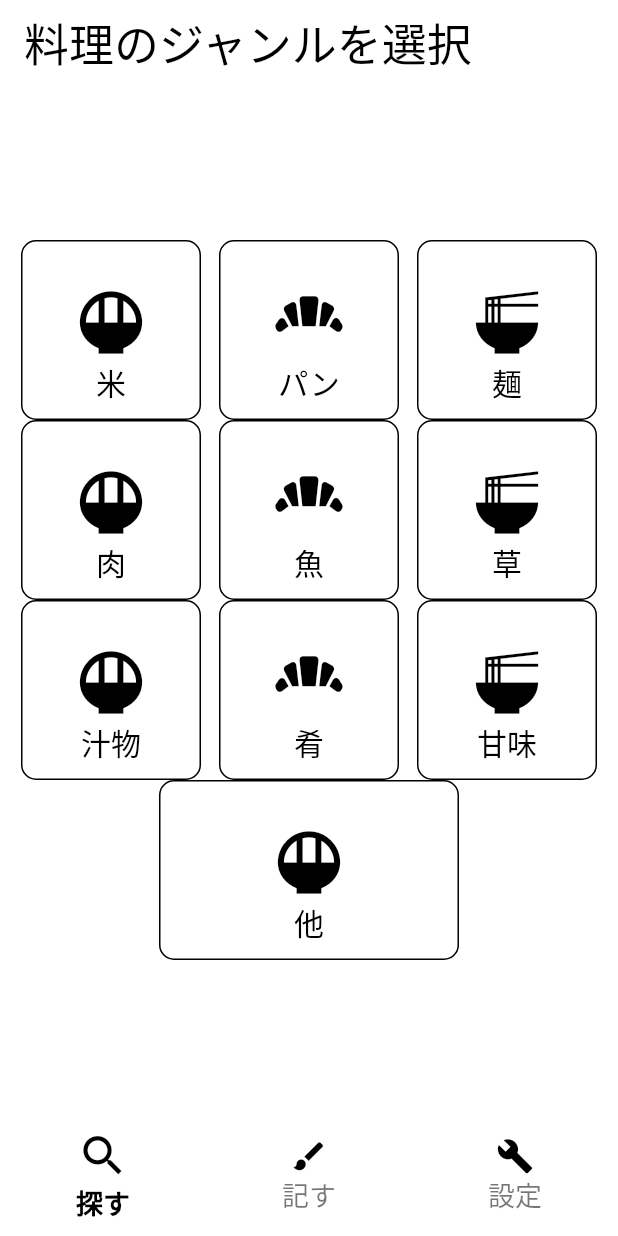
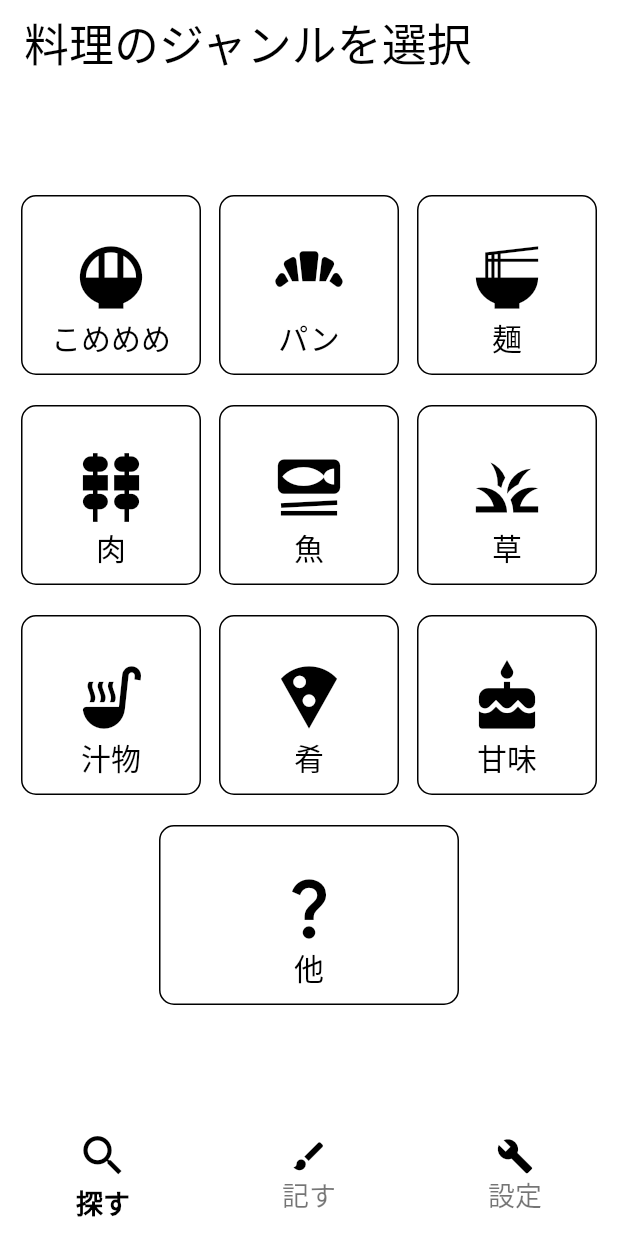
Before and after one commit to RiutaDaikiSenpai/otoko_meshi, a Flutter app: the screen it shows after launch, on a phone screen of 412 x 824 dp. Run offline on Flutter 3.47's test engine with Material 2 defaults, Android fonts, the phone set to English and light mode, and no system bars.

Commit message:
検索画面のアイコンを設定した

```diff
--- a/lib/screens/search.dart
+++ b/lib/screens/search.dart
@@ -1,4 +1,5 @@
 import 'package:flutter/material.dart';
+import 'package:otoko_meshi/steak_icons.dart';
 
 class SearchScreen extends StatelessWidget {
   const SearchScreen({Key? key}) : super(key: key);
@@ -75,7 +76,7 @@ class SearchScreen extends StatelessWidget {
                             ),
                             const SizedBox(
                               child: Text(
-                                '米',
+                                'こめめめ',
                                 style: TextStyle(
                                     fontSize: 20, color: Colors.black),
                               ),
@@ -212,6 +213,13 @@ class SearchScreen extends StatelessWidget {
                 ],
               ),
               Row(
+                children: const [
+                  SizedBox(
+                    height: 20,
+                  ),
+                ],
+              ),
+              Row(
                 mainAxisAlignment: MainAxisAlignment.center,
                 children: [
                   SizedBox(
@@ -256,8 +264,9 @@ class SearchScreen extends StatelessWidget {
                               child: Column(
                                 mainAxisAlignment: MainAxisAlignment.end,
                                 children: const [
+                                  // Icon(Steak.meat)
                                   Icon(
-                                    Icons.rice_bowl,
+                                    Icons.kebab_dining,
                                     size: 50,
                                     color: Colors.black,
                                   )
@@ -320,8 +329,8 @@ class SearchScreen extends StatelessWidget {
                                 mainAxisAlignment: MainAxisAlignment.end,
                                 children: const [
                                   Icon(
-                                    Icons.bakery_dining,
-                                    size: 60,
+                                    Icons.set_meal,
+                                    size: 50,
                                     color: Colors.black,
                                   )
                                 ],
@@ -383,7 +392,7 @@ class SearchScreen extends StatelessWidget {
                                 mainAxisAlignment: MainAxisAlignment.end,
                                 children: const [
                                   Icon(
-                                    Icons.ramen_dining,
+                                    Icons.grass,
                                     size: 50,
                                     color: Colors.black,
                                   )
@@ -399,6 +408,13 @@ class SearchScreen extends StatelessWidget {
                             )
                           ],
                         )),
+                  ),
+                ],
+              ),
+              Row(
+                children: const [
+                  SizedBox(
+                    height: 20,
                   ),
                 ],
               ),
@@ -448,7 +464,7 @@ class SearchScreen extends StatelessWidget {
                                 mainAxisAlignment: MainAxisAlignment.end,
                                 children: const [
                                   Icon(
-                                    Icons.rice_bowl,
+                                    Icons.soup_kitchen,
                                     size: 50,
                                     color: Colors.black,
                                   )
@@ -511,8 +527,8 @@ class SearchScreen extends StatelessWidget {
                                 mainAxisAlignment: MainAxisAlignment.end,
                                 children: const [
                                   Icon(
-                                    Icons.bakery_dining,
-                                    size: 60,
+                                    Icons.local_pizza,
+                                    size: 50,
                                     color: Colors.black,
                                   )
                                 ],
@@ -574,7 +590,7 @@ class SearchScreen extends StatelessWidget {
                                 mainAxisAlignment: MainAxisAlignment.end,
                                 children: const [
                                   Icon(
-                                    Icons.ramen_dining,
+                                    Icons.cake,
                                     size: 50,
                                     color: Colors.black,
                                   )
@@ -590,6 +606,13 @@ class SearchScreen extends StatelessWidget {
                             )
                           ],
                         )),
+                  ),
+                ],
+              ),
+              Row(
+                children: const [
+                  SizedBox(
+                    height: 20,
                   ),
                 ],
               ),
@@ -636,7 +659,7 @@ class SearchScreen extends StatelessWidget {
                             mainAxisAlignment: MainAxisAlignment.end,
                             children: const [
                               Icon(
-                                Icons.rice_bowl,
+                                Icons.question_mark,
                                 size: 50,
                                 color: Colors.black,
                               )
--- /dev/null
+++ b/lib/steak_icons.dart
@@ -0,0 +1,29 @@
+/// Flutter icons Steak
+/// Copyright (C) 2023 by original authors @ fluttericon.com, fontello.com
+/// This font was generated by FlutterIcon.com, which is derived from Fontello.
+///
+/// To use this font, place it in your fonts/ directory and include the
+/// following in your pubspec.yaml
+///
+/// flutter:
+///   fonts:
+///    - family:  Steak
+///      fonts:
+///       - asset: fonts/Steak.ttf
+///
+///
+/// * RPG Awesome, Copyright (c) 2014, Daniela Howe
+///         Author:    Daniela Howe & Ivan Montiel
+///         License:   SIL (http://scripts.sil.org/OFL)
+///         Homepage:  http://nagoshiashumari.github.io/Rpg-Awesome/
+///
+import 'package:flutter/widgets.dart';
+
+class Steak {
+  Steak._();
+
+  static const _kFontFam = 'Steak';
+  static const String? _kFontPkg = null;
+
+  static const IconData meat = IconData(0xea3c, fontFamily: _kFontFam, fontPackage: _kFontPkg);
+}
```
Also changed, not shown: fonts/config.json (added, +30 -0 lines), pubspec.yaml (+9 -0 lines), fonts/Steak.ttf (added), images/steak.png (added).
